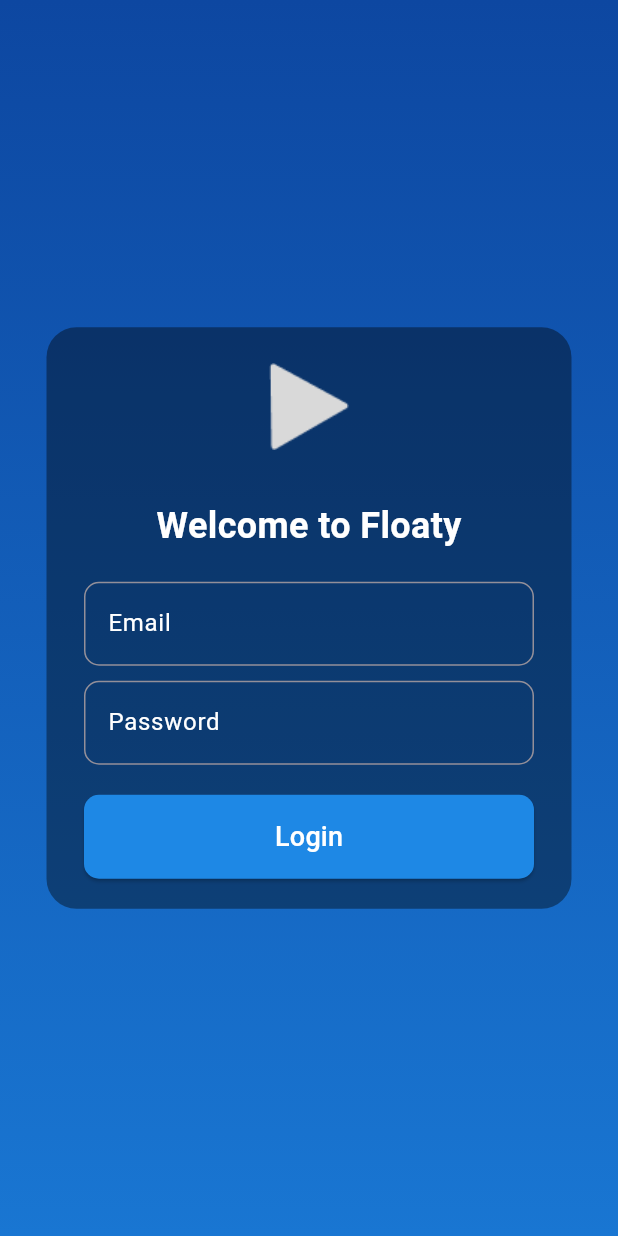
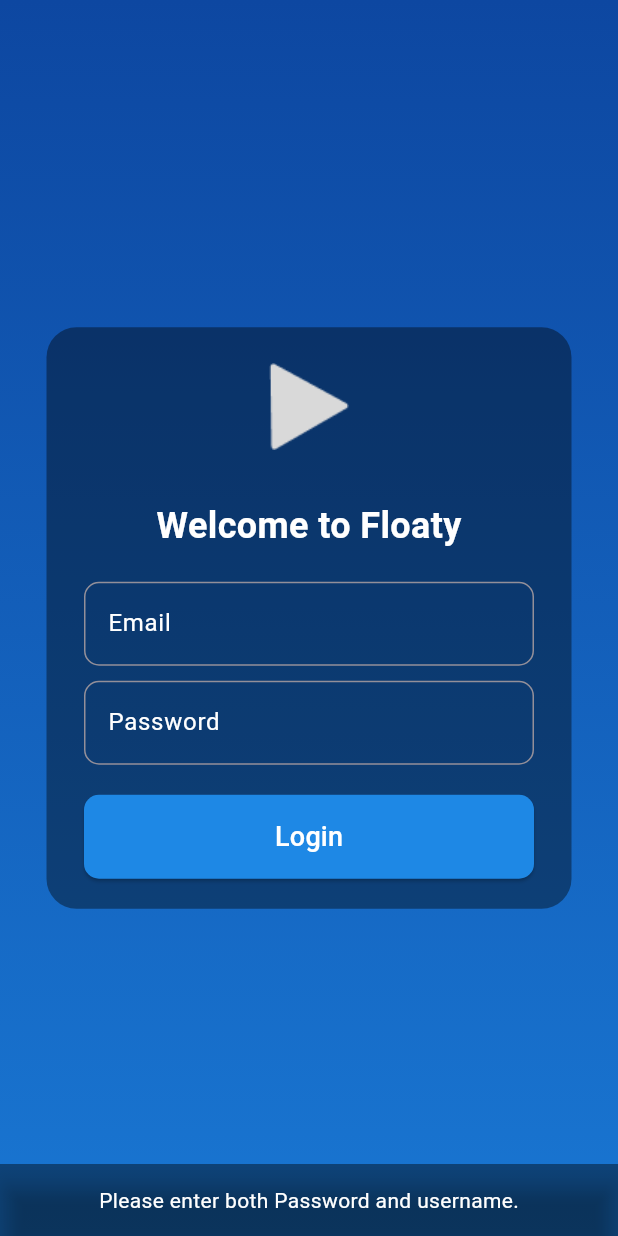
Before and after one commit to floatyfp/floaty, a Flutter app: the screen it shows after launch, after a tap on "Login", on a phone screen of 412 x 824 dp. Run offline on Flutter 3.47's test engine with Material 3 defaults, Android fonts, the phone set to English and light mode, and no system bars; our stand-ins replace shared_preferences; network calls fail.

Commit message:
Finalize login system

```diff
--- a/lib/backend/api.dart
+++ b/lib/backend/api.dart
@@ -1,14 +1,14 @@
 import 'dart:convert';
 import 'package:http/http.dart' as http;
-import 'package:Floaty/settings.dart';
+import 'package:floaty/settings.dart';
 
-class fpApi {
+class FPApi {
   late final Settings settings = Settings();
   static const String baseUrl = 'https://www.floatplane.com/api';
   static const String userAgent = 'FloatyClient/1.0.0, CFNetwork';
   String? token;
 
-  fpApi() {
+  FPApi() {
     _initTokens();
   }
 
@@ -16,6 +16,7 @@ class fpApi {
     token = await settings.getKey('token');
   }
 
+// do not messsage me about this absolute garbage code please - bw86
 Future<Map<String, dynamic>> login(String username, String password) async {
   final url = Uri.parse('$baseUrl/auth/login');
   final response = await http.post(
@@ -47,7 +48,7 @@ Future<Map<String, dynamic>> login(String username, String password) async {
     }
     return jsonDecode(response.body);
   } else {
-    throw Exception('Failed to login: ${response.body}');
+    return jsonDecode(response.body);
   }
 }
 
@@ -73,7 +74,7 @@ Future<Map<String, dynamic>> login(String username, String password) async {
       _initTokens();
       return jsonDecode(response.body);
     } else {
-      throw Exception('Failed to send 2fa: ${response.body}');
+      return jsonDecode(response.body);
     }
   }
 }
--- a/lib/backend/login_controller.dart
+++ b/lib/backend/login_controller.dart
@@ -1,18 +1,16 @@
-import 'package:Floaty/backend/api.dart';
+import 'package:floaty/backend/api.dart';
 
 class LoginController {
-  late final Api = fpApi();
+  late final api = FPApi();
   Future<String> login(String username, String password) async {
-    final response = await Api.login(username, password);
-    print('Responselc: $response');
+    final response = await api.login(username, password);
     if (response['needs2FA'] == true) {
       return '2fa';
     }
     return 'Success';
   }
   Future<String> twofa(String code) async {
-    final response = await Api.twofa(code);
-    print('Responsetwofa: $response');
+    final response = await api.twofa(code);
     if (response['needs2FA'] == true) {
       return 'invalid';
     }
--- a/lib/frontend/login_screen.dart
+++ b/lib/frontend/login_screen.dart
@@ -1,10 +1,47 @@
 import 'package:flutter/material.dart';
-import 'package:Floaty/backend/login_controller.dart';
+import 'package:floaty/backend/api.dart';
 
 class LoginScreen extends StatelessWidget {
-  late final LoginController _loginController = LoginController();
+  LoginScreen({super.key});
+  late final api = FPApi();
   final TextEditingController _usernameController = TextEditingController();
   final TextEditingController _passwordController = TextEditingController();
+
+  Future login(String username, String password, BuildContext context) async {
+    Map<String, dynamic> response;
+    if (username.isNotEmpty || password.isNotEmpty) {
+      response = await api.login(username, password);
+    } else {
+      if (context.mounted) {
+        ScaffoldMessenger.of(context).showSnackBar(
+          SnackBar(
+            content: const Center(child: Text('Please enter both Password and username.', style: TextStyle(color: Colors.white))),
+            backgroundColor: Colors.black.withOpacity(0.4),
+          ),
+        );
+      }
+      return;
+    }
+    if (response['needs2FA'] == true) {
+      if (context.mounted) {
+        Navigator.pushNamed(context, '/2fa');
+      }
+    }
+    if (response.containsKey('message')) {
+      if (context.mounted) {
+        ScaffoldMessenger.of(context).showSnackBar(
+          SnackBar(
+            content: Center(child: Text(response['message'], style: const TextStyle(color: Colors.white))),
+            backgroundColor: Colors.black.withOpacity(0.4),
+          ),
+        );
+      }
+    }
+    if (context.mounted) {
+      //Navigator.pushNamed(context, '/home');
+    }
+    return;
+  }
 
   @override
   Widget build(BuildContext context) {
@@ -46,11 +83,12 @@ class LoginScreen extends StatelessWidget {
                   ),
                 ),
                 const SizedBox(height: 20),
-                Container(
+                SizedBox(
                   width: 300,
                   child: TextField(
                     controller: _usernameController,
                     style: const TextStyle(color: Colors.white),
+                    onSubmitted: (String value) {login(value, _passwordController.text, context);},
                     decoration: InputDecoration(
                       labelText: 'Email',
                       labelStyle: const TextStyle(color: Colors.white),
@@ -61,11 +99,12 @@ class LoginScreen extends StatelessWidget {
                   ),
                 ),
                 const SizedBox(height: 10),
-                Container(
+                SizedBox(
                   width: 300,
                   child: TextField(
                     controller: _passwordController,
                     style: const TextStyle(color: Colors.white),
+                    onSubmitted: (String value) {login(_usernameController.text, value, context);},
                     decoration: InputDecoration(
                       labelText: 'Password',
                       labelStyle: const TextStyle(color: Colors.white),
@@ -77,27 +116,11 @@ class LoginScreen extends StatelessWidget {
                   ),
                 ),
                 const SizedBox(height: 20),
-                Container(
+                SizedBox(
                   width: 300,
                   child: ElevatedButton(
-                    onPressed: () async {
-                      if (_usernameController.text.isNotEmpty && _passwordController.text.isNotEmpty) {
-                        var result = await _loginController.login(
-                            _usernameController.text, _passwordController.text);
-                        if (result == '2fa') {
-                          if (context.mounted) {
-                            Navigator.pushNamed(context, '/2fa');
-                          }
-                        } else if (result == 'Success') {
-                          if (context.mounted) {
-                            // Navigator.pushNamed(context, '/home');
-                          }
-                        } else if (result == 'invalid') {
-                          // Handle invalid login case
-                        }
-                        print('Result: $result');
-                        return;
-                      }
+                    onPressed: () {
+                      login(_usernameController.text, _passwordController.text, context);
                     },
                     style: ElevatedButton.styleFrom(
                       backgroundColor: const Color(0xFF1e88e5), // Blue button color
@@ -121,9 +144,51 @@ class LoginScreen extends StatelessWidget {
   }
 }
 
-class twofaScreen extends StatelessWidget {
-  late final LoginController _loginController = LoginController();
-  final TextEditingController _2faCodeController = TextEditingController();
+class TwoFaScreen extends StatelessWidget {
+  TwoFaScreen({super.key});
+  late final api = FPApi();
+  final TextEditingController twofaCodeController = TextEditingController(text: '1234');
+
+  Future twofa(String code, BuildContext context) async {
+    Map<String, dynamic> response;
+    if (code.isNotEmpty) {
+      response = await api.twofa(code);
+    } else {
+      if (context.mounted) {
+        ScaffoldMessenger.of(context).showSnackBar(
+          SnackBar(
+            content: const Center(child: Text('Please enter 2fa code.', style: TextStyle(color: Colors.white))),
+            backgroundColor: Colors.black.withOpacity(0.4),
+          ),
+        );
+      }
+      return;
+    }
+    if (response.containsKey('message')) {
+      if (context.mounted) {
+        ScaffoldMessenger.of(context).showSnackBar(
+          SnackBar(
+            content: Center(child: Text(response['message'], style: const TextStyle(color: Colors.white))),
+            backgroundColor: Colors.black.withOpacity(0.4),
+          ),
+        );
+      }
+    }
+    if (response['needs2FA'] == true) {
+      if (context.mounted) {
+        ScaffoldMessenger.of(context).showSnackBar(
+          SnackBar(
+            content: const Center(child: Text('An Unknown Error has occured. Please try again.', style: TextStyle(color: Colors.white))),
+            backgroundColor: Colors.black.withOpacity(0.4),
+          ),
+        );
+      }
+    }
+    if (context.mounted) {
+      //Navigator.pushNamed(context, '/home');
+    }
+    return;
+  }
 
   @override
   Widget build(BuildContext context) {
@@ -165,11 +230,12 @@ class twofaScreen extends StatelessWidget {
                   ),
                 ),
                 const SizedBox(height: 20),
-                Container(
+                SizedBox(
                   width: 300,
                   child: TextField(
-                    controller: _2faCodeController,
+                    controller: twofaCodeController,
                     style: const TextStyle(color: Colors.white),
+                    onSubmitted: (String value) {twofa(value, context);},
                     decoration: InputDecoration(
                       labelText: 'Code',
                       labelStyle: const TextStyle(color: Colors.white),
@@ -180,22 +246,11 @@ class twofaScreen extends StatelessWidget {
                   ),
                 ),
                 const SizedBox(height: 20),
-                Container(
+                SizedBox(
                   width: 300,
                   child: ElevatedButton(
                     onPressed: () async {
-                      if (_2faCodeController.text.isNotEmpty) {
-                        var result = await _loginController.twofa(_2faCodeController.text);
-                        if (result == 'Success') {
-                          if (context.mounted) {
-                            // Navigator.pushNamed(context, '/home');
-                          }
-                        } else if (result == 'invalid') {
-                          // Handle invalid login case
-                        }
-                        print('Result: $result');
-                        return;
-                      }
+                      twofa(twofaCodeController.text, context);
                     },
                     style: ElevatedButton.styleFrom(
                       backgroundColor: const Color(0xFF1e88e5), // Blue button color
--- a/lib/main.dart
+++ b/lib/main.dart
@@ -1,11 +1,12 @@
 import 'package:flutter/material.dart';
-import 'package:Floaty/frontend/login_screen.dart';
+import 'package:floaty/frontend/login_screen.dart';
 
 void main() {
-  runApp(MyApp());
+  runApp(const MyApp());
 }
 
 class MyApp extends StatelessWidget {
+  const MyApp({super.key});
   @override
   Widget build(BuildContext context) {
     return MaterialApp(
@@ -15,9 +16,9 @@ class MyApp extends StatelessWidget {
       themeMode: ThemeMode.dark,
       initialRoute: '/',
       routes: {
-        '/': (context) => SplashScreen(),
+        '/': (context) => const SplashScreen(),
         '/login': (context) => LoginScreen(),
-        '/2fa': (context) => twofaScreen(),
+        '/2fa': (context) => TwoFaScreen(),
         //'/home': (context) => HomeScreen(),
       },
       builder: (context, child) {
@@ -28,10 +29,13 @@ class MyApp extends StatelessWidget {
 }
 
 class SplashScreen extends StatelessWidget {
+  const SplashScreen({super.key});
   @override
   Widget build(BuildContext context) {
-    Future.delayed(Duration(seconds: 2), () {
-      Navigator.pushReplacementNamed(context, '/login');
+    Future.delayed(const Duration(seconds: 2), () {
+      if (context.mounted) {
+        Navigator.pushReplacementNamed(context, '/login');
+      }
     });
 
     return Scaffold(
--- a/pubspec.yaml
+++ b/pubspec.yaml
@@ -1,4 +1,4 @@
-name: Floaty
+name: floaty
 description: "An Open Source Floatplane Client for Windows, Android, AndroidTV, FireTV & web."
 # The following line prevents the package from being accidentally published to
 # pub.dev using `flutter pub publish`. This is preferred for private packages.
```
